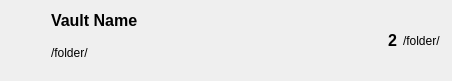
Above: syncrypt/gui/vaultitem.ui from syncrypt/client before the change. Below: the same form after it.
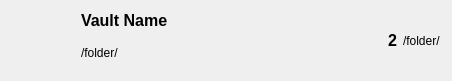
That is the form after the change. Icons and pictures are not drawn.

```diff
--- a/syncrypt/gui/vaultitem.ui
+++ b/syncrypt/gui/vaultitem.ui
@@ -20,23 +20,29 @@
    <string>Form</string>
   </property>
   <layout class="QGridLayout" name="gridLayout_2">
-   <item row="1" column="0">
+   <item row="1" column="1">
     <layout class="QHBoxLayout" name="horizontalLayout">
      <item>
-      <spacer name="horizontalSpacer">
-       <property name="orientation">
-        <enum>Qt::Horizontal</enum>
+      <widget class="QLabel" name="label">
+       <property name="maximumSize">
+        <size>
+         <width>64</width>
+         <height>64</height>
+        </size>
        </property>
-       <property name="sizeType">
-        <enum>QSizePolicy::Fixed</enum>
-       </property>
-       <property name="sizeHint" stdset="0">
+       <property name="baseSize">
         <size>
-         <width>40</width>
-         <height>20</height>
+         <width>64</width>
+         <height>64</height>
         </size>
        </property>
-      </spacer>
+       <property name="text">
+        <string/>
+       </property>
+       <property name="pixmap">
+        <pixmap resource="assets/resources.qrc">:/syncrypt/vault.png</pixmap>
+       </property>
+      </widget>
      </item>
      <item>
       <layout class="QVBoxLayout" name="verticalLayout">
```
Left out of the diff: 4 changed lines with no effect on the pictures.
